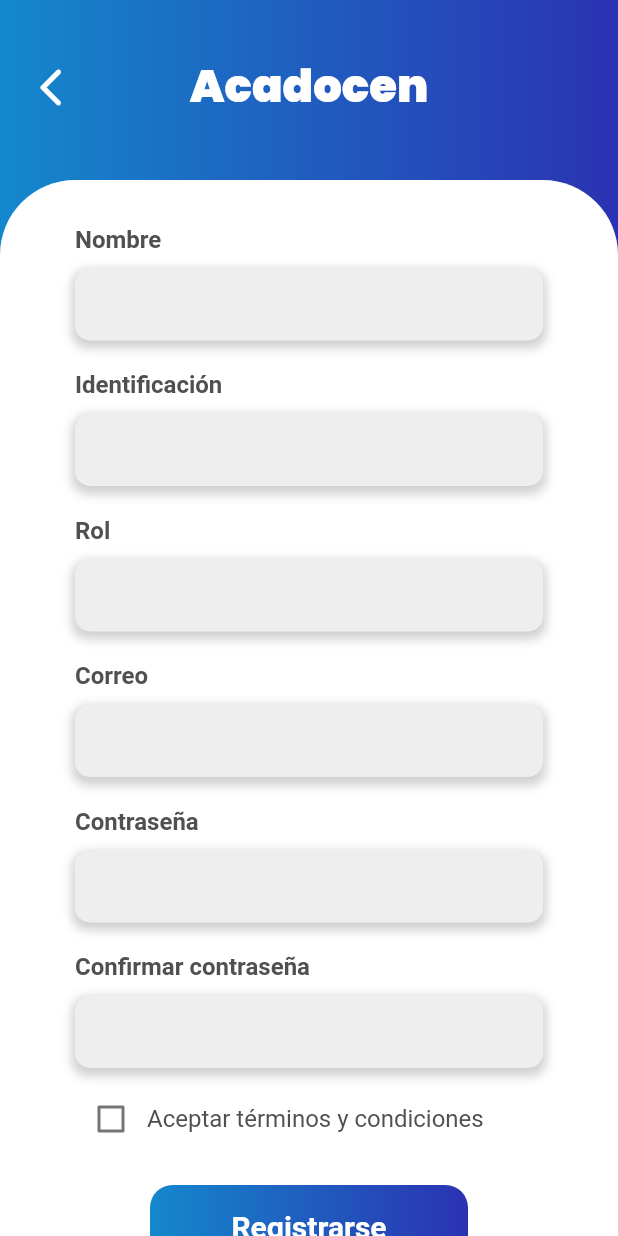
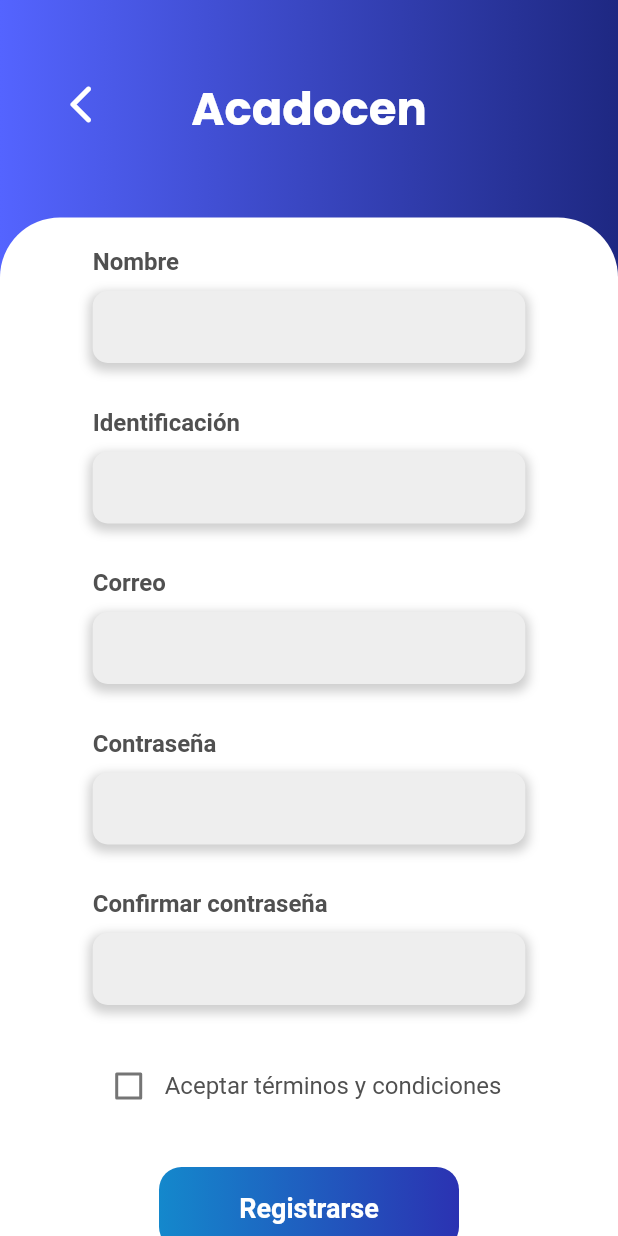
Before and after one commit to Ricarsur/ACADOCEN, a Flutter app: the screen it shows after launch, after a tap on "Registrarse", on a phone screen of 412 x 824 dp. Run offline on Flutter 3.47's test engine with Material 2 defaults, Android fonts, the phone set to English and light mode, and no system bars; our stand-ins replace flutter_spinkit, get, google_fonts.

Commit message:
correction in the background widget

```diff
--- a/lib/UI/auth/login.dart
+++ b/lib/UI/auth/login.dart
@@ -17,67 +17,59 @@ class _LoginState extends State<Login> {
   @override
   Widget build(BuildContext context) {
     return Scaffold(
-      body: Stack(
-        children: [
-          const BackgroundColor(title: 'Acadocen'),
-          Padding(
-              padding: const EdgeInsets.only(top: 140),
+        body: SingleChildScrollView(
+            child: BackgroundPage(
+                title: 'Acadocen',
                 child: Column(
                   children: [
-                  Padding(
-                    padding: const EdgeInsets.fromLTRB(130, 30, 130, 20),
-                    child: Image.asset(
+                    SizedBox(height: 20),
+                    Image.asset(
                       'assets/images/logo.png',
                       width: 130,
                     ),
-                  ),
-                  const Text('Bienvenido de vuelta!',
+                    Text('Bienvenido de vuelta!',
                         style: TextStyle(
                             fontSize: 20,
                             color: Color.fromARGB(255, 106, 106, 106),
                             fontWeight: FontWeight.bold)),
+                    SizedBox(height: 40),
                     Padding(
-                      padding: const EdgeInsets.fromLTRB(60, 60, 60, 0),
+                      padding: EdgeInsets.symmetric(
+                          horizontal: MediaQuery.of(context).size.width * 0.15),
                       child: Column(
-                        crossAxisAlignment: CrossAxisAlignment.start,
                         children: [
                           const TexField(text: 'Nombre'),
                           const SizedBox(height: 20),
                           const TexField(text: 'Contraseña'),
-                          const SizedBox(height: 20),
+                          const SizedBox(height: 30),
+                        ],
+                      ),
+                    ),
                     Row(
                       mainAxisAlignment: MainAxisAlignment.center,
                       children: [
                         const Text('¿Aún no tienes cuenta?',
                             style: TextStyle(
-                                      fontSize: 16,
-                                      color: Color.fromARGB(255, 106, 106, 106),
-                                      fontWeight: FontWeight.bold)),
-                              Padding(
-                                  padding: const EdgeInsets.only(left: 5),
-                                  child: InkWell(
-                                    child: const Text(
-                                      'Registrarse',
+                                fontSize: 14,
+                                color: Color.fromARGB(255, 90, 90, 90),
+                                fontWeight: FontWeight.w600)),
+                        const SizedBox(width: 5),
+                        InkWell(
+                          child: const Text('Registrarse',
                               style: TextStyle(
-                                          fontSize: 16,
-                                          color:
-                                              Color.fromRGBO(104, 118, 253, 1),
-                                          decoration: TextDecoration.underline),
-                                    ),
+                                  fontSize: 14,
+                                  color: Color.fromARGB(255, 52, 110, 225),
+                                  fontWeight: FontWeight.w600)),
                           onTap: () {
                             Get.to(() => const Register());
                           },
-                                  )),
+                        )
                       ],
                     ),
-                          const SizedBox(height: 20),
-                          const Button(text: 'Iniciar sesión'),
+                    SizedBox(height: 30),
+                    Button(
+                        text: 'Iniciar sesión', width: 200, onPressed: () {}),
                   ],
-                      )),
-                ],
-              )),
-        ],
-      ),
-    );
+                ))));
   }
 }
--- a/lib/UI/auth/register.dart
+++ b/lib/UI/auth/register.dart
@@ -1,8 +1,9 @@
-import 'package:acadocen/UI/widgets/background.dart';
 import 'package:acadocen/UI/widgets/button.dart';
-import 'package:acadocen/UI/widgets/check_box.dart';
-import 'package:acadocen/UI/widgets/textfield.dart';
 import 'package:flutter/material.dart';
+
+import '../widgets/background.dart';
+import '../widgets/check_box.dart';
+import '../widgets/textfield.dart';
 
 class Register extends StatefulWidget {
   const Register({super.key});
@@ -12,14 +13,64 @@ class Register extends StatefulWidget {
 }
 
 class _RegisterState extends State<Register> {
+  double top = 0;
   @override
   Widget build(BuildContext context) {
+    top = (MediaQuery.of(context).size.height / 18).toDouble();
     return Scaffold(
-        body: Stack(
+      body: SingleChildScrollView(
+          child: Stack(children: [
+        BackgroundPage(
+          title: 'Acadocen',
+          child: Column(
             children: [
-        const BackgroundColor(title: 'Acadocen'),
               Padding(
-          padding: const EdgeInsets.fromLTRB(10, 34, 0, 0),
+                padding: EdgeInsets.symmetric(
+                    horizontal: MediaQuery.of(context).size.width * 0.15),
+                child: Column(
+                  children: [
+                    SizedBox(height: 20),
+                    TexField(text: 'Nombre'),
+                    SizedBox(
+                      height: 30,
+                    ),
+                    TexField(text: 'Identificación '),
+                    SizedBox(
+                      height: 30,
+                    ),
+                    TexField(text: 'Correo'),
+                    SizedBox(
+                      height: 30,
+                    ),
+                    TexField(text: 'Contraseña'),
+                    SizedBox(
+                      height: 30,
+                    ),
+                    TexField(text: 'Confirmar contraseña'),
+                    SizedBox(
+                      height: 30,
+                    ),
+                    CheckBox(
+                      text: 'Aceptar términos y condiciones',
+                    ),
+                    SizedBox(
+                      height: 30,
+                    ),
+                    Button(
+                      text: 'Registrarse',
+                      width: 200,
+                      onPressed: () {},
+                    ),
+                  ],
+                ),
+              ),
+            ],
+          ),
+        ),
+        Stack(
+          children: [
+            Padding(
+              padding: EdgeInsets.only(top: top, left: 30),
               child: IconButton(
                 icon: const Icon(Icons.arrow_back_ios_new_rounded),
                 color: Colors.white,
@@ -28,51 +79,10 @@ class _RegisterState extends State<Register> {
                   Navigator.pop(context);
                 },
               ),
+            )
+          ],
         ),
-        Padding(
-            padding: const EdgeInsets.fromLTRB(40, 130, 40, 0),
-            child: ListView(
-              children: [
-                Padding(
-                    padding: const EdgeInsets.fromLTRB(10, 20, 10, 0),
-                    child: Column(
-                      crossAxisAlignment: CrossAxisAlignment.start,
-                      children: [
-                        TexField(
-                          text: 'Nombre',
-                        ),
-                        SizedBox(height: 20),
-                        TexField(
-                          text: 'Identificación ',
-                        ),
-                        SizedBox(height: 20),
-                        TexField(
-                          text: 'Rol',
-                        ),
-                        SizedBox(height: 20),
-                        TexField(
-                          text: 'Correo',
-                        ),
-                        SizedBox(height: 20),
-                        TexField(
-                          text: 'Contraseña',
-                        ),
-                        SizedBox(height: 20),
-                        TexField(
-                          text: 'Confirmar contraseña',
-                        ),
-                        SizedBox(height: 10),
-                        CheckBox(
-                          text: 'Aceptar términos y condiciones',
-                        ),
-                        SizedBox(height: 20),
-                        Button(text: 'Registrarse'),
-                        SizedBox(height: 30),
-                      ],
-                    ))
-              ],
-            )),
-      ],
-    ));
+      ])),
+    );
   }
 }
--- a/lib/UI/pages/login.dart
+++ b/lib/UI/pages/login.dart
@@ -1,10 +1,4 @@
-import 'package:acadocen/UI/auth/register.dart';
 import 'package:flutter/material.dart';
-import 'package:get/get.dart';
-
-import '../widgets/background.dart';
-import '../widgets/button.dart';
-import '../widgets/textfield.dart';
 
 class Login extends StatefulWidget {
   const Login({super.key});
@@ -15,68 +9,6 @@ class Login extends StatefulWidget {
 class _LoginState extends State<Login> {
   @override
   Widget build(BuildContext context) {
-    return Scaffold(
-      body: Stack(
-        children: [
-          const BackgroundColor(title: 'Acadocen'),
-          Padding(
-              padding: const EdgeInsets.only(top: 140),
-              child: Column(
-                children: [
-                  Padding(
-                    padding: const EdgeInsets.fromLTRB(130, 30, 130, 20),
-                    child: Image.asset(
-                      'assets/images/logo.png',
-                      width: 130,
-                    ),
-                  ),
-                  const Text('Bienvenido de vuelta!',
-                      style: TextStyle(
-                          fontSize: 20,
-                          color: Color.fromARGB(255, 106, 106, 106),
-                          fontWeight: FontWeight.bold)),
-                  Padding(
-                      padding: const EdgeInsets.fromLTRB(60, 60, 60, 0),
-                      child: Column(
-                        crossAxisAlignment: CrossAxisAlignment.start,
-                        children: [
-                          const TexField(text: 'Nombre'),
-                          const SizedBox(height: 20),
-                          const TexField(text: 'Contraseña'),
-                          const SizedBox(height: 20),
-                          Row(
-                            mainAxisAlignment: MainAxisAlignment.center,
-                            children: [
-                              const Text('¿Aún no tienes cuenta?',
-                                  style: TextStyle(
-                                      fontSize: 16,
-                                      color: Color.fromARGB(255, 106, 106, 106),
-                                      fontWeight: FontWeight.bold)),
-                              Padding(
-                                  padding: const EdgeInsets.only(left: 5),
-                                  child: InkWell(
-                                    child: const Text(
-                                      'Registrarse',
-                                      style: TextStyle(
-                                          fontSize: 16,
-                                          color:
-                                              Color.fromRGBO(104, 118, 253, 1),
-                                          decoration: TextDecoration.underline),
-                                    ),
-                                    onTap: () {
-                                      Get.to(() => const Register());
-                                    },
-                                  )),
-                            ],
-                          ),
-                          const SizedBox(height: 20),
-                          const Button(text: 'Iniciar sesión'),
-                        ],
-                      )),
-                ],
-              )),
-        ],
-      ),
-    );
+    return Scaffold();
   }
 }
--- a/lib/UI/widgets/background.dart
+++ b/lib/UI/widgets/background.dart
@@ -1,61 +1,50 @@
 import 'package:flutter/material.dart';
 import 'package:google_fonts/google_fonts.dart';
 
-class BackgroundColor extends StatelessWidget {
+class BackgroundPage extends StatelessWidget {
   final String title;
-  const BackgroundColor({super.key, required this.title});
-
-  @override
-  Widget build(BuildContext context) {
-    return Scaffold(
-      body: Container(
-        decoration: const BoxDecoration(
-          gradient: LinearGradient(
-              colors: [
-                Color(0xFF1488CC),
-                Color(0xFF2B32B2),
-              ],
-              begin: FractionalOffset(0.0, 0.0),
-              end: FractionalOffset(1.0, 0.0),
-              stops: [0.0, 1.0],
-              tileMode: TileMode.clamp),
-        ),
-        child: Stack(
-          children: [
-            Positioned(
-              top: 35,
-              left: 0,
-              right: 0,
-              child: Center(
-                child: Text(
-                  title,
-                  style: GoogleFonts.poppins().copyWith(
-                    color: Colors.white,
-                    fontSize: 30,
-                    fontWeight: FontWeight.w900,
-                  ),
-                ),
-              ),
-            ),
-            const BackgroundWhite(),
-          ],
-        ),
-      ),
-    );
-  }
-}
-
-class BackgroundWhite extends StatelessWidget {
-  const BackgroundWhite({super.key});
+  final Widget child;
+  const BackgroundPage({super.key, required this.title, required this.child});
 
   @override
   Widget build(BuildContext context) {
     return Container(
-      margin: const EdgeInsets.only(top: 120),
       decoration: const BoxDecoration(
-          color: Colors.white,
-          borderRadius: BorderRadius.only(
-              topLeft: Radius.circular(50.0), topRight: Radius.circular(50.0))),
+        gradient: LinearGradient(
+          begin: Alignment.centerLeft,
+          end: Alignment.centerRight,
+          colors: [
+            Color.fromRGBO(84, 100, 255, 1),
+            Color.fromRGBO(30, 40, 130, 1),
+          ],
+        ),
+      ),
+      child: Stack(children: [
+        Column(
+          children: [
+            const SizedBox(height: 50),
+            Text(title,
+                style: GoogleFonts.poppins(
+                    fontSize: 30,
+                    color: Colors.white,
+                    fontWeight: FontWeight.bold)),
+            const SizedBox(height: 50),
+            Container(
+              height: MediaQuery.of(context).size.height - 105,
+              decoration: const BoxDecoration(
+                  color: Colors.white,
+                  borderRadius: BorderRadius.only(
+                      topLeft: Radius.circular(40),
+                      topRight: Radius.circular(40))),
+              child: Stack(
+                children: [
+                  Positioned(top: 0, left: 0, right: 0, child: child),
+                ],
+              ),
+            )
+          ],
+        ),
+      ]),
     );
   }
 }
--- a/lib/UI/widgets/button.dart
+++ b/lib/UI/widgets/button.dart
@@ -1,16 +1,19 @@
-import 'package:acadocen/UI/pages/schedule.dart';
 import 'package:flutter/material.dart';
-import 'package:get/get.dart';
 
 class Button extends StatelessWidget {
   final String text;
-  const Button({super.key, required this.text});
+  final double width;
+  final VoidCallback onPressed;
+  const Button(
+      {super.key,
+      required this.text,
+      required this.onPressed,
+      required this.width});
 
   @override
   Widget build(BuildContext context) {
-    return Padding(
-      padding: const EdgeInsets.fromLTRB(50, 0, 50, 0),
-      child: Container(
+    return Container(
+        width: width,
         height: 55,
         decoration: BoxDecoration(
           borderRadius: BorderRadius.circular(15),
@@ -26,20 +29,18 @@ class Button extends StatelessWidget {
         ),
         child: Center(
           child: MaterialButton(
-                minWidth: 500,
-                height: 56,
+              minWidth: MediaQuery.of(context).size.width,
+              height: MediaQuery.of(context).size.height,
               child: Text(
                 text,
                 style: const TextStyle(
                     color: Colors.white,
-                      fontSize: 20,
+                    fontSize: 18,
                     fontWeight: FontWeight.bold),
               ),
               onPressed: () {
                 //
-                  Get.to(() => const Schedule());
               }),
-          )),
-    );
+        ));
   }
 }
```
Also changed, not shown: pubspec.lock, 18 other files. Lines whose indentation alone changed are shown as unchanged.
